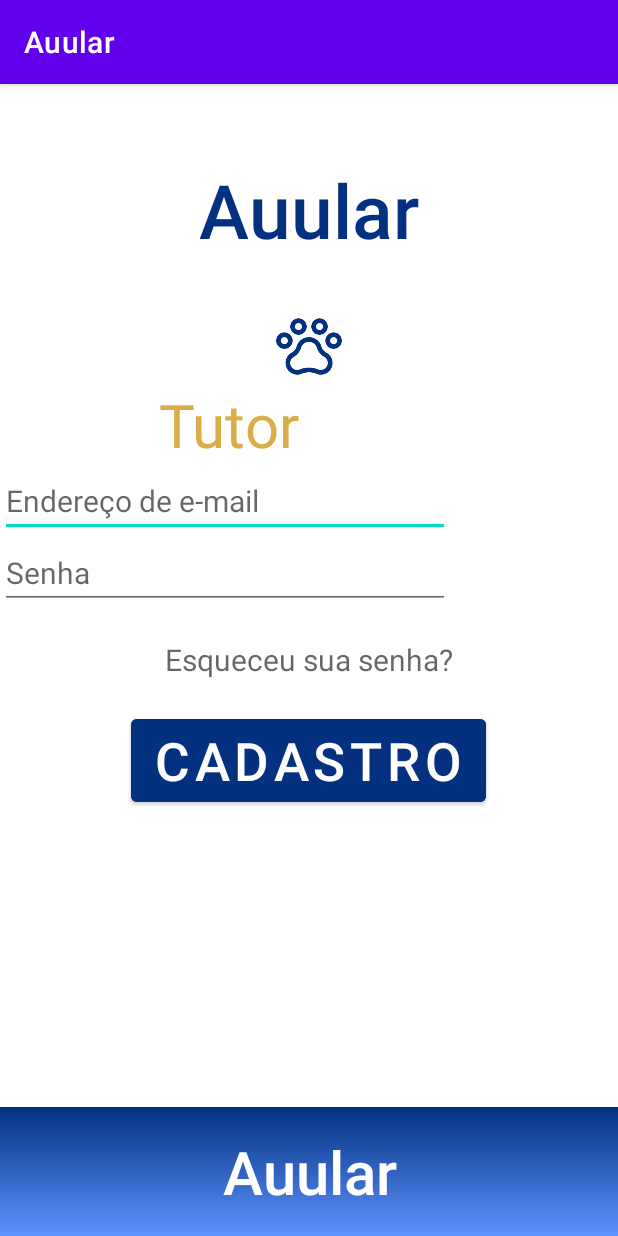
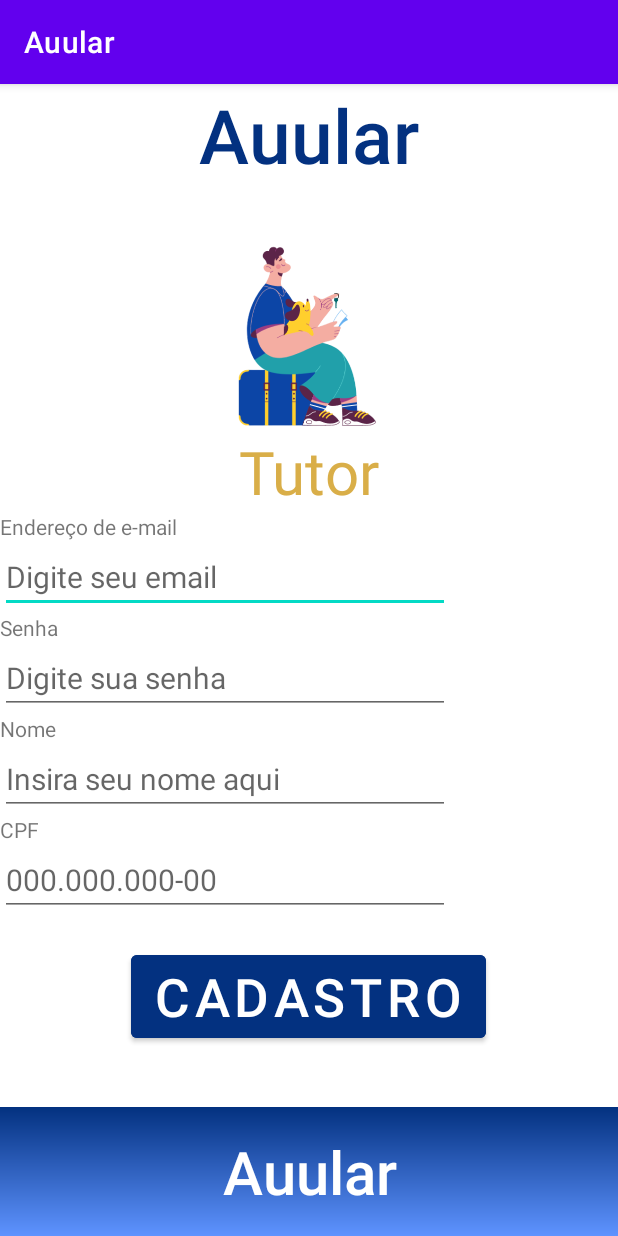
Before and after one commit to MatheusEloyPalasson/Auular-telas, an Android app: the Cadastro screen opened directly, with no data from a screen before it, on a phone screen of 412 x 824 dp. Run offline under Robolectric (Android 15) with nearby library versions, the phone set to English and light mode, and no system bars.

Commit message:
fix: add 3 fields to atcivity and reorganize strings.xml

```diff
--- a/app/src/main/res/layout/activity_cadastro.xml
+++ b/app/src/main/res/layout/activity_cadastro.xml
@@ -7,11 +7,11 @@
     tools:context=".Cadastro">
 
     <ImageView
-        android:id="@+id/iv_patinha"
+        android:id="@+id/iv_tutor"
         android:layout_width="wrap_content"
-        android:layout_height="50dp"
-        android:src="@mipmap/patinha"
-        android:layout_marginTop="150dp"
+        android:layout_height="wrap_content"
+        android:src="@mipmap/tutor"
+        android:layout_marginTop="100dp"
         android:layout_centerHorizontal="true">
     </ImageView>
 
@@ -23,60 +23,105 @@
         android:textSize="50sp"
         android:textColor="#033180"
         android:layout_centerHorizontal="true"
-        android:layout_marginTop="50dp"
         android:fontFamily="sans-serif-medium">
     </TextView>
 
     <TextView
         android:id="@+id/et_usuário"
-        android:layout_width="200sp"
+        android:layout_width="wrap_content"
         android:layout_height="wrap_content"
         android:text="@string/tv_tutor"
         android:textColor="@color/amarelo_escuro"
         android:textSize="40sp"
-        android:layout_below="@id/iv_patinha"
+        android:layout_below="@id/iv_tutor"
         android:layout_centerHorizontal="true">
     </TextView>
 
+    <TextView
+        android:id="@+id/label_email"
+        android:layout_width="match_parent"
+        android:layout_height="wrap_content"
+        android:layout_below="@id/et_usuário"
+        android:text="@string/tv_email">
+
+    </TextView>
 
     <EditText
         android:id="@+id/et_email"
         android:layout_width="300sp"
         android:layout_height="wrap_content"
-        android:hint="@string/tv_email"
+        android:hint="@string/hint_email"
         android:textSize="20sp"
-        android:layout_below="@id/et_usuário"
+        android:layout_below="@id/label_email"
         >
     </EditText>
+
+    <TextView
+        android:id="@+id/label_senha"
+        android:layout_width="match_parent"
+        android:layout_height="wrap_content"
+        android:layout_below="@id/et_email"
+        android:text="@string/et_senha">
+
+    </TextView>
 
     <EditText
         android:id="@+id/et_senha"
         android:layout_width="300sp"
         android:layout_height="wrap_content"
         android:inputType="textPassword"
-        android:hint="@string/et_senha"
+        android:hint="@string/hint_senha"
         android:textSize="20sp"
-        android:layout_below="@id/et_email"
+        android:layout_below="@id/label_senha"
+        >
+    </EditText>
+
+    <TextView
+        android:id="@+id/label_nome"
+        android:layout_width="match_parent"
+        android:layout_height="wrap_content"
+        android:layout_below="@id/et_senha"
+        android:text="@string/et_nome_tutor">
+
+    </TextView>
+
+    <EditText
+        android:id="@+id/et_nome"
+        android:layout_width="300sp"
+        android:layout_height="wrap_content"
+        android:hint="@string/hint_nome_tutor"
+        android:textSize="20sp"
+        android:layout_below="@id/label_nome"
         >
     </EditText>
 
 
     <TextView
-        android:id="@+id/tv_esqueceu_senha"
-        android:layout_width="wrap_content"
+        android:id="@+id/label_documento"
+        android:layout_width="match_parent"
         android:layout_height="wrap_content"
-        android:hint="@string/et_esqueceu"
-        android:layout_below="@id/et_senha"
-        android:layout_marginTop="20dp"
-        android:layout_centerHorizontal="true"
-        android:textSize="20sp">
+        android:layout_below="@id/et_nome"
+        android:text="@string/tv_documento_tutor">
+
     </TextView>
+
+    <EditText
+        android:id="@+id/et_documento"
+        android:layout_width="300sp"
+        android:layout_height="wrap_content"
+        android:hint="@string/hint_documento_tutor"
+        android:textSize="20sp"
+        android:layout_below="@id/label_documento"
+        >
+    </EditText>
+
+
 
     <Button
         android:id="@+id/bt_login"
         android:layout_width="wrap_content"
         android:layout_height="wrap_content"
-        android:layout_below="@id/tv_esqueceu_senha"
+        android:layout_below="@id/et_documento"
         android:text="@string/button_cadastro"
         android:layout_centerHorizontal="true"
         android:layout_marginTop="20dp"
--- a/app/src/main/res/values/strings.xml
+++ b/app/src/main/res/values/strings.xml
@@ -1,4 +1,6 @@
 <resources>
+
+    <!-- string arrays !-->
     <string-array name="sg_estados">
         <item>AC</item>
         <item>AL</item>
@@ -29,28 +31,41 @@
         <item>TO</item>
     </string-array>
 
+
+    <!-- Hint !-->
+
     <string name="app_name">Auular</string>
-    <string name="button_cadastro">Cadastro</string>
-    <string name="button_avancar">Avançar</string>
+    <string name="hint_documento_tutor">000.000.000-00</string>
+    <string name="hint_documento_empresa">00.000.000/0000-00</string>
+    <string name="hint_senha">Digite sua senha</string>
+    <string name="hint_nome_tutor">Insira seu nome aqui</string>
+    <string name="hint_email">Digite seu email</string>
+    <string name="hint_nome">Digite o nome do local</string>
+    <string name="hint_cep">00000-000</string>
+    <string name="hint_estado">Selecione o estado</string>
+    <string name="hint_logradouro">Digite o logradouro</string>
+    <string name="hint_cidade">Digite a sua cidade</string>
+    <string name="hint_bairro">Digite o bairro</string>
+
+
+    <!-- EditText !-->
+    <string name="et_search">Pesquisar</string>
+    <string name="et_senha">Senha</string>
     <string name="et_esqueceu">Esqueceu sua senha?</string>
+    <string name="et_nome_tutor">Nome</string>
+
+    <!-- TextView !-->
     <string name="tv_email">Endereço de e-mail</string>
-    <string name="hint_email">Digite seu email</string>
-    <string name="et_senha">Senha</string>
-    <string name="hint_senha">Digite sua senha</string>
+    <string name="tv_documento_tutor">CPF</string>
+    <string name="tv_documento_empresa">CNPJ</string>
     <string name="tv_tutor">Tutor</string>
     <string name="tv_empresa">Empresa</string>
     <string name="tv_nome">Nome</string>
-    <string name="hint_nome">Digite o nome do local</string>
     <string name="tv_cep">CEP</string>
-    <string name="hint_cep">00000-000</string>
     <string name="tv_estado">Estado</string>
-    <string name="hint_estado">Selecione o estado</string>
     <string name="tv_logradouro">Logradouro</string>
-    <string name="hint_logradouro">Digite o logradouro</string>
     <string name="tv_cidade">Cidade</string>
-    <string name="hint_cidade">Digite a sua cidade</string>
     <string name="tv_bairro">Bairro</string>
-    <string name="hint_bairro">Digite o bairro</string>
     <string name="tv_lotacao">Lotação Máxima</string>
     <string name="tv_servicos">Serviços</string>
     <string name="tv_animais_permitidos">Animais permitidos</string>
@@ -60,8 +75,13 @@
     <string name="tv_by_auular">Made by - Auular ©</string>
 
 
+    <!-- Button !-->
+    <string name="button_cadastro">Cadastro</string>
+    <string name="button_cadastrar">Cadastrar</string>
     <string name="button_login">Login</string>
-    <string name="et_search">Pesquisar</string>
+    <string name="button_avancar">Avançar</string>
+
+
     <string name="title_activity_home_tutor">home_tutor</string>
     <string name="navigation_drawer_open">Open navigation drawer</string>
     <string name="navigation_drawer_close">Close navigation drawer</string>
```
